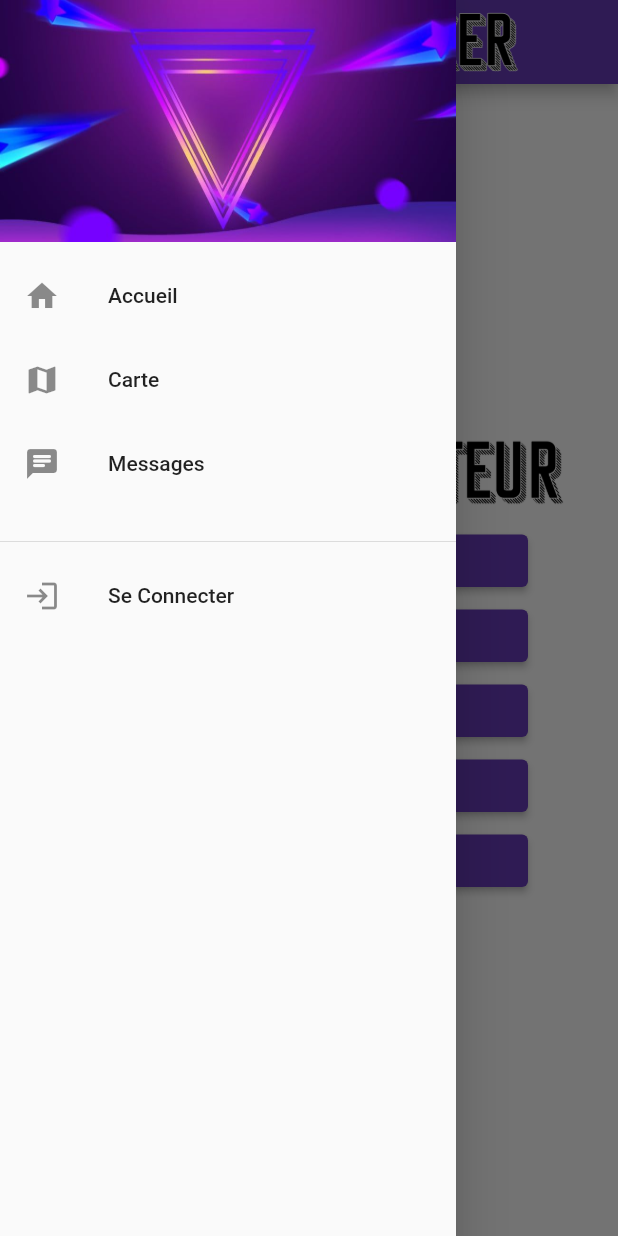
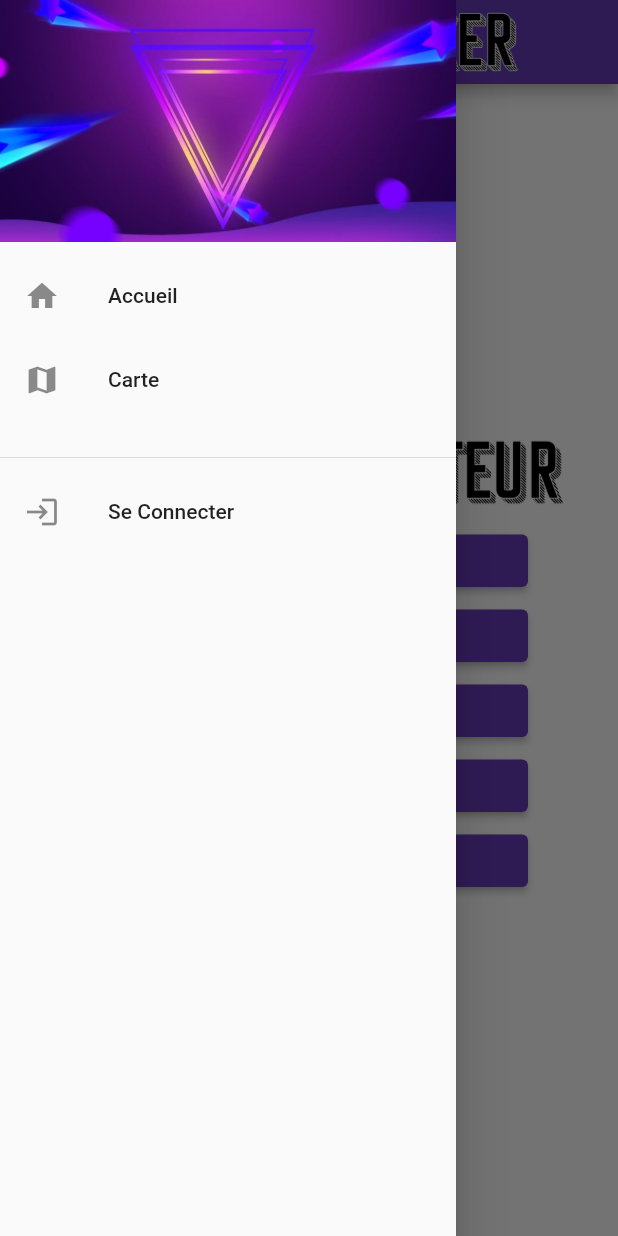
Before and after one commit to WoodY674/IdeaInker_App_CodingFactory, a Flutter app: the Menu screen opened by its route, with the side drawer open, on a phone screen of 412 x 824 dp. Run offline on Flutter 3.47's test engine with Material 2 defaults, Android fonts, the phone set to English and light mode, and no system bars; drawn by our look-alikes of streaming_shared_preferences; our stand-ins replace convex_bottom_bar, flutter_rating_bar, fluttertoast, google_maps_flutter, image_picker, permission_handler; missing offline and left inert: geocode, image_picker_for_web, shared_preferences_web; accounts and stored records are empty; network calls fail.

Commit message:
Update sideBar.dart

```diff
--- a/lib/Pages/sideBar.dart
+++ b/lib/Pages/sideBar.dart
@@ -126,6 +126,15 @@ class SideBar extends StatelessWidget {
                                 MaterialPageRoute(builder: (context) => const MyMap()));
                             },
                           ),
+                          tokenPref != '' ?
+                          ListTile(
+                            leading: Icon(Icons.chat_rounded),
+                            title: Text('Messages'),
+                            onTap: (){Navigator.pushReplacement(
+                                context,
+                                MaterialPageRoute(builder: (context) => Channel()));
+                            },
+                          ):Container(),
                           tokenPref != '' ? ListTile(
                             leading: Icon(Icons.verified_user),
                             title: Text('Mon Profil'),
@@ -185,14 +194,6 @@ class SideBar extends StatelessWidget {
                                 MaterialPageRoute(builder: (context) => const MyMap()));
                             },
                           ),
-                          ListTile(
-                            leading: Icon(Icons.chat_rounded),
-                            title: Text('Messages'),
-                            onTap: (){Navigator.pushReplacement(
-                                context,
-                                MaterialPageRoute(builder: (context) => Channel()));
-                            },
-                          ),
                           tokenPref != '' ? ListTile(
                             leading: Icon(Icons.verified_user),
                             title: Text('Mon Profil'),
```
